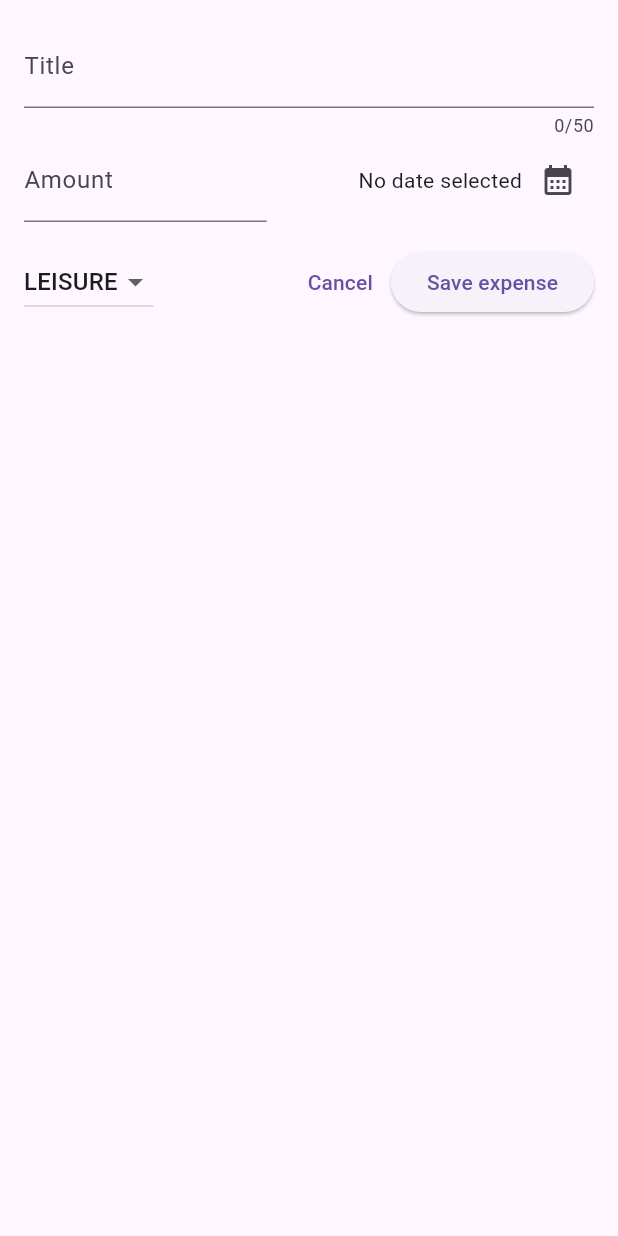
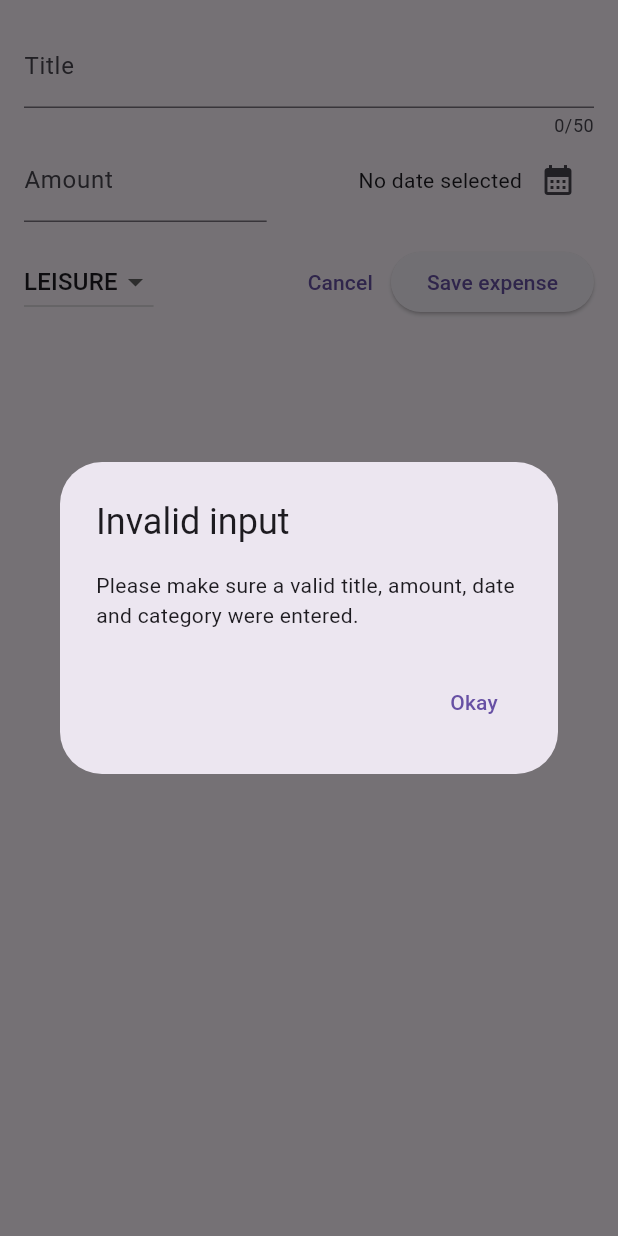
Before and after one commit to lLeoNeedl/expenses_tracker, a Flutter app: the NewExpense widget shown alone on an empty page, opened directly, after a tap on "Save expense", on a phone screen of 412 x 824 dp. Run offline on Flutter 3.47's test engine with Material 2 defaults, Android fonts, the phone set to English and light mode, and no system bars.

Commit message:
Working with input validation

```diff
--- a/lib/widgets/new_expense.dart
+++ b/lib/widgets/new_expense.dart
@@ -28,6 +28,32 @@ class _NewExpenseState extends State<NewExpense> {
     setState(() {
       _selectedDate = pickedDate;
     });
+  }
+
+  void _submitExpenseData() {
+    final enterdAmount = double.tryParse(_amountController.text);
+    final amountIsInvalid = enterdAmount == null || enterdAmount < 0;
+    if (_titleContoller.text.trim().isEmpty ||
+        amountIsInvalid ||
+        _selectedDate == null) {
+      showDialog(
+        context: context,
+        builder: (ctx) => AlertDialog(
+          title: const Text('Invalid input'),
+          content: const Text(
+              'Please make sure a valid title, amount, date and category were entered.'),
+          actions: [
+            TextButton(
+              onPressed: () {
+                Navigator.pop(ctx);
+              },
+              child: const Text('Okay'),
+            )
+          ],
+        ),
+      );
+      return;
+    }
   }
 
   @override
@@ -116,10 +142,7 @@ class _NewExpenseState extends State<NewExpense> {
                 child: const Text('Cancel'),
               ),
               ElevatedButton(
-                onPressed: () {
-                  print(_titleContoller.text);
-                  print(_amountController.text);
-                },
+                onPressed: _submitExpenseData,
                 child: const Text('Save expense'),
               ),
             ],
```
